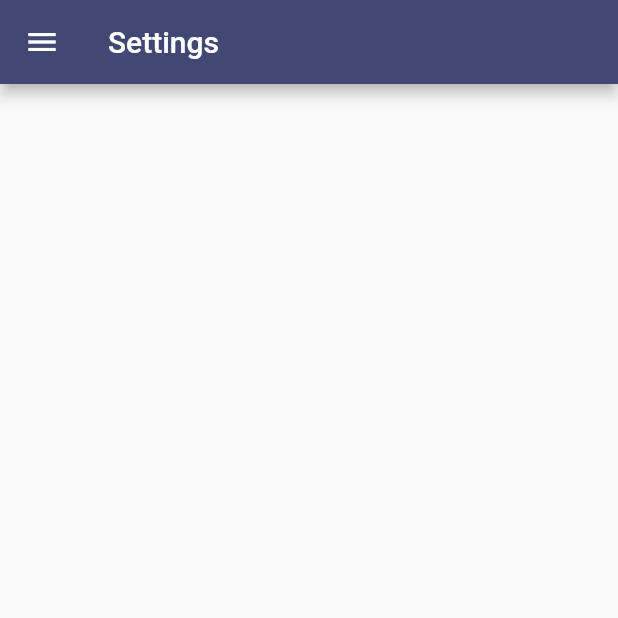
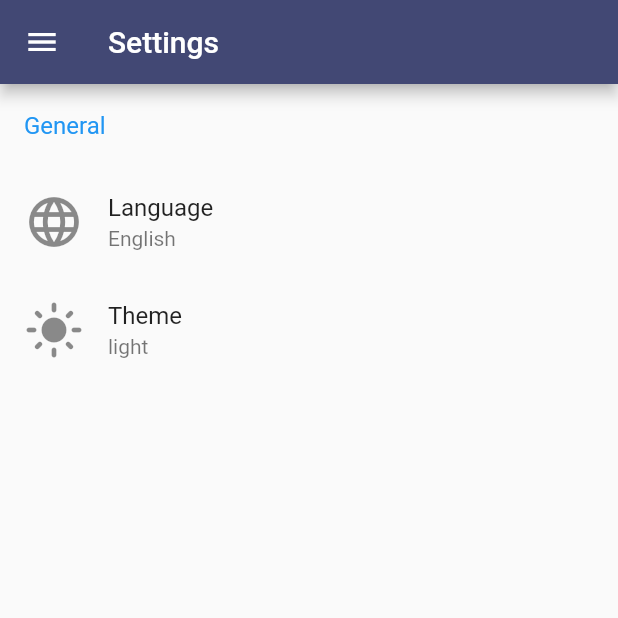
Before and after one commit to CSEMN/Pentor, a Flutter app: the SettingPage screen opened directly, on a phone screen of 412 x 824 dp, the top half of it. Run offline on Flutter 3.47's test engine with Material 2 defaults, Android fonts, the phone set to English and light mode, and no system bars; our stand-ins replace connectivity_plus, dio, expansion_tile_card, firebase_auth, firebase_core, fluttertoast and 5 more; missing offline and left inert: arp_scanner, data_usage, dns_client, flutter_internet_speed_test, mac_address, network_info_plus and 3 more; accounts and stored records are empty; network calls fail; statements that could not run were skipped.

Commit message:
add settings page structure
add language switch option
add theme switch option

```diff
--- a/lib/controller/SettingController.dart
+++ b/lib/controller/SettingController.dart
@@ -1,3 +1,43 @@
+import 'package:flutter/material.dart';
 import 'package:get/get.dart';
+import 'package:get_storage/get_storage.dart';
+import 'package:pentor/themes.dart';
 
-class SettingController extends GetxController {}
+class SettingController extends GetxController {
+  static const String _themeKey = "THEME";
+  final localStorage = GetStorage();
+
+  ThemeData _theme = Themes.customLightTheme;
+
+  SettingController() {
+    if (localStorage.hasData(_themeKey)) {
+      String themeFromStorage = localStorage.read(_themeKey);
+      if (themeFromStorage == "light")
+        _theme = Themes.customLightTheme;
+      else
+        _theme = Themes.customDarkTheme;
+    } else {
+      _theme = Themes.customLightTheme;
+    }
+  }
+
+  void switchTheme() {
+    if (_theme == Themes.customLightTheme) {
+      _theme = Themes.customDarkTheme;
+      localStorage.write(_themeKey, 'dark');
+    } else {
+      _theme = Themes.customLightTheme;
+      localStorage.write(_themeKey, 'light');
+    }
+    Get.changeTheme(_theme);
+    update();
+  }
+
+  ThemeData get theme {
+    return _theme;
+  }
+
+  String get theme_str {
+    return _theme == Themes.customLightTheme ? "light" : "dark";
+  }
+}
--- a/lib/view/setting_page.dart
+++ b/lib/view/setting_page.dart
@@ -1,18 +1,60 @@
 import 'package:flutter/material.dart';
 import 'package:get/get.dart';
 import 'package:pentor/controller/SettingController.dart';
+import 'package:pentor/locale/locale_controller.dart';
 import 'package:pentor/view/widgets/NavigationDrawer.dart';
 
 class SettingPage extends StatelessWidget {
-  const SettingPage({Key? key}) : super(key: key);
+  final SettingController settingController = Get.find<SettingController>();
+  final LocaleController localeCtrl = Get.find<LocaleController>();
 
   @override
   Widget build(BuildContext context) {
+    double width = MediaQuery.of(context).size.width;
+    double height = MediaQuery.of(context).size.height;
+
     return Scaffold(
-      drawer: NavigationDrawerWidget(),
-      appBar: AppBar(
-        title: Text("Settings".tr),
-      ),
+        drawer: NavigationDrawerWidget(),
+        appBar: AppBar(
+          title: Text("Settings".tr),
+        ),
+        body: SizedBox(
+          width: width,
+          height: height,
+          child: ListView(
+            children: [
+              ListTile(title: Text("General"), textColor: Colors.blue),
+              buildLanguageTile(),
+              buildThemeTile(),
+            ],
+          ),
+        ));
+  }
+
+  GetBuilder<SettingController> buildThemeTile() {
+    return GetBuilder<SettingController>(builder: (context) {
+      return ListTile(
+        title: Text("Theme"),
+        subtitle: Text(settingController.theme_str),
+        leading: Icon(
+          settingController.theme_str == 'light'
+              ? Icons.light_mode
+              : Icons.dark_mode,
+          size: 40.0,
+        ),
+        onTap: settingController.switchTheme,
+      );
+    });
+  }
+
+  ListTile buildLanguageTile() {
+    return ListTile(
+      title: Text("Language"),
+      leading: const Icon(Icons.language, size: 40.0),
+      subtitle: GetBuilder<LocaleController>(builder: (_) {
+        return Text(localeCtrl.language);
+      }),
+      onTap: localeCtrl.switchLang,
     );
   }
 }
--- a/lib/view/widgets/NavigationDrawer.dart
+++ b/lib/view/widgets/NavigationDrawer.dart
@@ -82,7 +82,7 @@ class NavigationDrawerWidget extends StatelessWidget {
                       text: 'SW LANG',
                       icon: Icons.language,
                       onClicked: () {
-                        if (Get.locale == Locale('en'))
+                        if (Get.locale!.languageCode == 'en')
                           Get.updateLocale(Locale('ar'));
                         else
                           Get.updateLocale(Locale('en'));
```
Also changed, not shown: lib/locale/locale_controller.dart (+23 -11 lines), lib/main.dart (+7 -3 lines).
